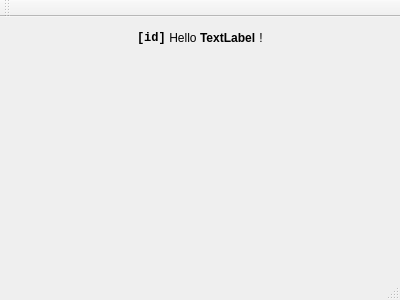
First picture: the form in coronAppli/mainwindow.ui, repository EquipeNord/Coronavirus, before the edit.
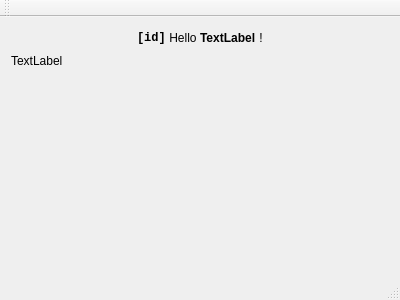
Second picture: the form after the edit.

Diff of the .ui file:
```diff
--- a/coronAppli/mainwindow.ui
+++ b/coronAppli/mainwindow.ui
@@ -89,6 +89,13 @@
       </item>
      </layout>
     </item>
+    <item>
+     <widget class="QLabel" name="labelDebug">
+      <property name="text">
+       <string>TextLabel</string>
+      </property>
+     </widget>
+    </item>
     <item>
      <spacer name="verticalSpacer">
       <property name="orientation">
```
